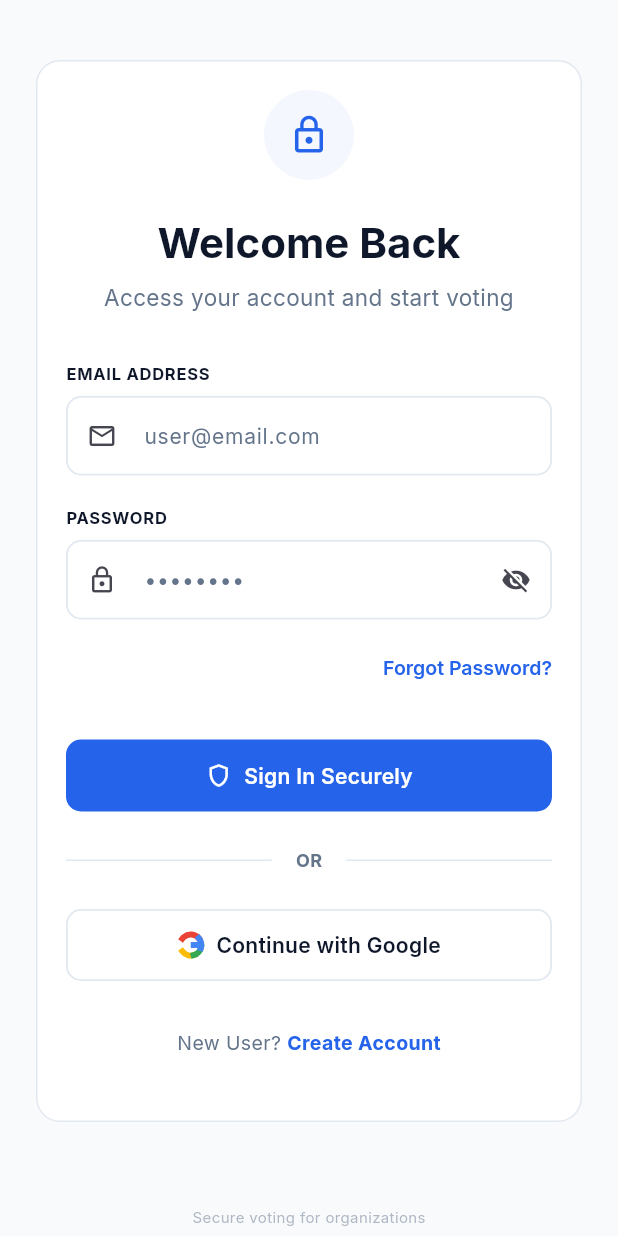
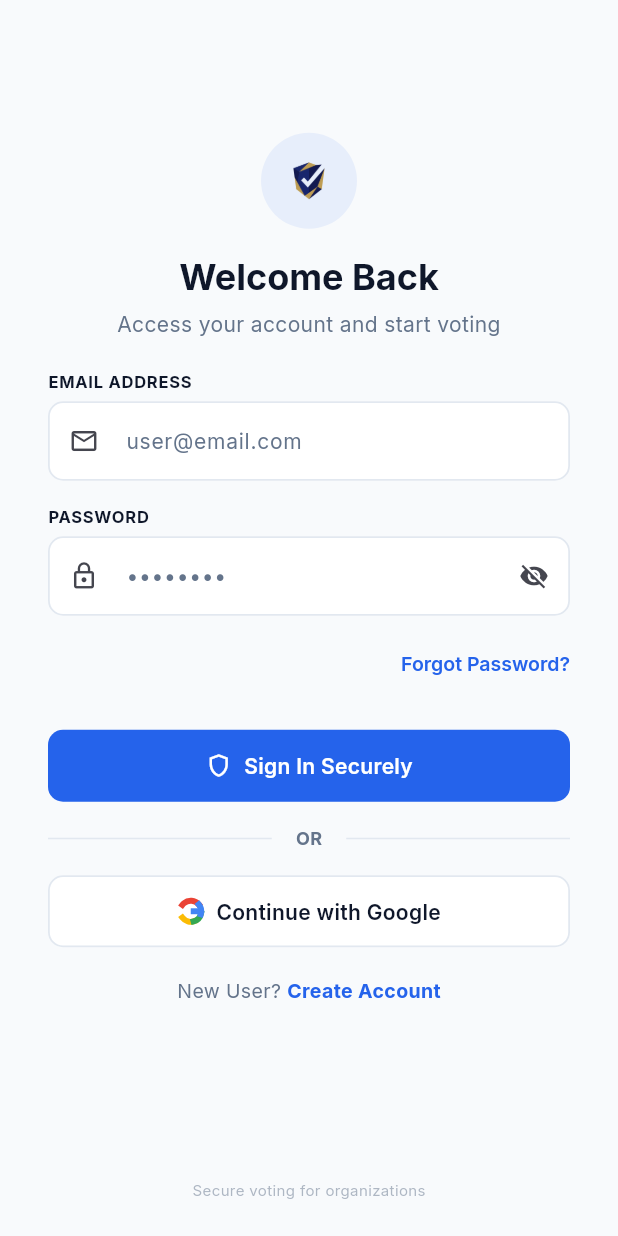
Before and after one commit to rehan-mirjat/Secure-E-Voting, a Flutter app: the screen it shows after launch, on a phone screen of 412 x 824 dp. Run offline on Flutter 3.47's test engine with Material 3 defaults, Android fonts, the phone set to English and light mode, and no system bars; our stand-ins replace cloud_firestore, cloud_functions, firebase_auth, firebase_core, firebase_storage, flutter_riverpod and 5 more; accounts and stored records are empty.

Commit message:
Optimize Mobile signup and login screen layouts with borderless form padding, transparent app logo, and responsive spacing

```diff
--- a/lib/features/auth/presentation/login_screen.dart
+++ b/lib/features/auth/presentation/login_screen.dart
@@ -135,23 +135,28 @@
       );
     }
 
+    final isMobile = MediaQuery.sizeOf(context).width < 600;
+
     return AuthSplitLayout(
       child: Center(
         child: SingleChildScrollView(
           padding: EdgeInsets.symmetric(
-            horizontal: MediaQuery.sizeOf(context).width < 380 ? 12 : 24,
-            vertical: MediaQuery.sizeOf(context).height < 700 ? 20 : 40,
+            horizontal: isMobile ? 16 : 24,
+            vertical: isMobile ? 16 : 32,
           ),
           child: ConstrainedBox(
             constraints: const BoxConstraints(maxWidth: 440),
             child: Card(
               elevation: 0,
+              color: isMobile ? Colors.transparent : null,
               shape: RoundedRectangleBorder(
                 borderRadius: BorderRadius.circular(16),
-                side: const BorderSide(color: AppTheme.borderLight),
+                side: isMobile
+                    ? BorderSide.none
+                    : const BorderSide(color: AppTheme.borderLight),
               ),
               child: Padding(
-                padding: EdgeInsets.all(MediaQuery.sizeOf(context).width < 420 ? 20 : 36),
+                padding: EdgeInsets.all(isMobile ? 16 : 36),
                 child: Form(
                   key: _formKey,
                   child: Column(
@@ -159,40 +164,41 @@
                     children: [
                       Center(
                         child: Container(
-                          padding: const EdgeInsets.all(16),
+                          width: 64,
+                          height: 64,
+                          padding: const EdgeInsets.all(12),
                           decoration: BoxDecoration(
-                            color: AppTheme.primaryBlue.withValues(alpha: 0.05),
+                            color: AppTheme.primaryBlue.withValues(alpha: 0.08),
                             shape: BoxShape.circle,
                           ),
-                          child: const Icon(
-                            Icons.lock_outline,
-                            size: 28,
-                            color: AppTheme.primaryBlue,
+                          child: Image.asset(
+                            'assets/icon/app_icon_transparent.png',
+                            fit: BoxFit.contain,
                           ),
                         ),
                       ),
-                      const SizedBox(height: 24),
+                      SizedBox(height: isMobile ? 16 : 20),
                       Text(
                         'Welcome Back',
-                        style: Theme.of(context).textTheme.headlineMedium?.copyWith(
+                        style: Theme.of(context).textTheme.headlineSmall?.copyWith(
                               fontWeight: FontWeight.bold,
                               color: AppTheme.secondaryNavy,
                             ),
                         textAlign: TextAlign.center,
                       ),
-                      const SizedBox(height: 8),
+                      const SizedBox(height: 6),
                       const Text(
                         'Access your account and start voting',
-                        style: TextStyle(color: AppTheme.textSecondary, fontSize: 15),
+                        style: TextStyle(color: AppTheme.textSecondary, fontSize: 14),
                         textAlign: TextAlign.center,
                       ),
-                      const SizedBox(height: 32),
+                      SizedBox(height: isMobile ? 20 : 28),
                       AutofillGroup(
                         child: Column(
                           crossAxisAlignment: CrossAxisAlignment.stretch,
                           children: [
                             const Text('EMAIL ADDRESS', style: TextStyle(fontWeight: FontWeight.w700, fontSize: 11, color: AppTheme.secondaryNavy, letterSpacing: 0.5)),
-                            const SizedBox(height: 8),
+                            const SizedBox(height: 6),
                             TextFormField(
                               controller: _emailController,
                               decoration: const InputDecoration(
@@ -204,9 +210,9 @@
                               autofillHints: const [AutofillHints.email],
                               validator: Validators.email,
                             ),
-                            const SizedBox(height: 20),
+                            const SizedBox(height: 16),
                             const Text('PASSWORD', style: TextStyle(fontWeight: FontWeight.w700, fontSize: 11, color: AppTheme.secondaryNavy, letterSpacing: 0.5)),
-                            const SizedBox(height: 8),
+                            const SizedBox(height: 6),
                             TextFormField(
                               controller: _passwordController,
                               obscureText: _obscurePassword,
@@ -258,7 +264,7 @@
                           ),
                         ),
                       ],
-                      const SizedBox(height: 24),
+                      SizedBox(height: isMobile ? 20 : 24),
                       ElevatedButton.icon(
                         onPressed: _isLoading ? null : _submit,
                         icon: _isLoading
@@ -270,7 +276,7 @@
                             : const Icon(Icons.shield_outlined, size: 18),
                         label: Text(_isLoading ? 'Signing In...' : 'Sign In Securely'),
                       ),
-                      const SizedBox(height: 24),
+                      SizedBox(height: isMobile ? 16 : 20),
                       const Row(
                         children: [
                           Expanded(child: Divider()),
@@ -281,13 +287,13 @@
                           Expanded(child: Divider()),
                         ],
                       ),
-                      const SizedBox(height: 24),
+                      SizedBox(height: isMobile ? 16 : 20),
                       OutlinedButton.icon(
                         onPressed: _isLoading ? null : _googleSignIn,
                         icon: const GoogleGLogo(size: 18),
                         label: const Text('Continue with Google', style: TextStyle(color: AppTheme.secondaryNavy)),
                       ),
-                      const SizedBox(height: 32),
+                      SizedBox(height: isMobile ? 20 : 28),
                       Center(
                         child: Wrap(
                           alignment: WrapAlignment.center,
@@ -311,7 +317,7 @@
                           ],
                         ),
                       ),
-                      const SizedBox(height: 24),
+                      const SizedBox(height: 12),
                     ],
                   ),
                 ),
```
Also changed, not shown: lib/features/auth/presentation/register_screen.dart (+38 -32 lines).
